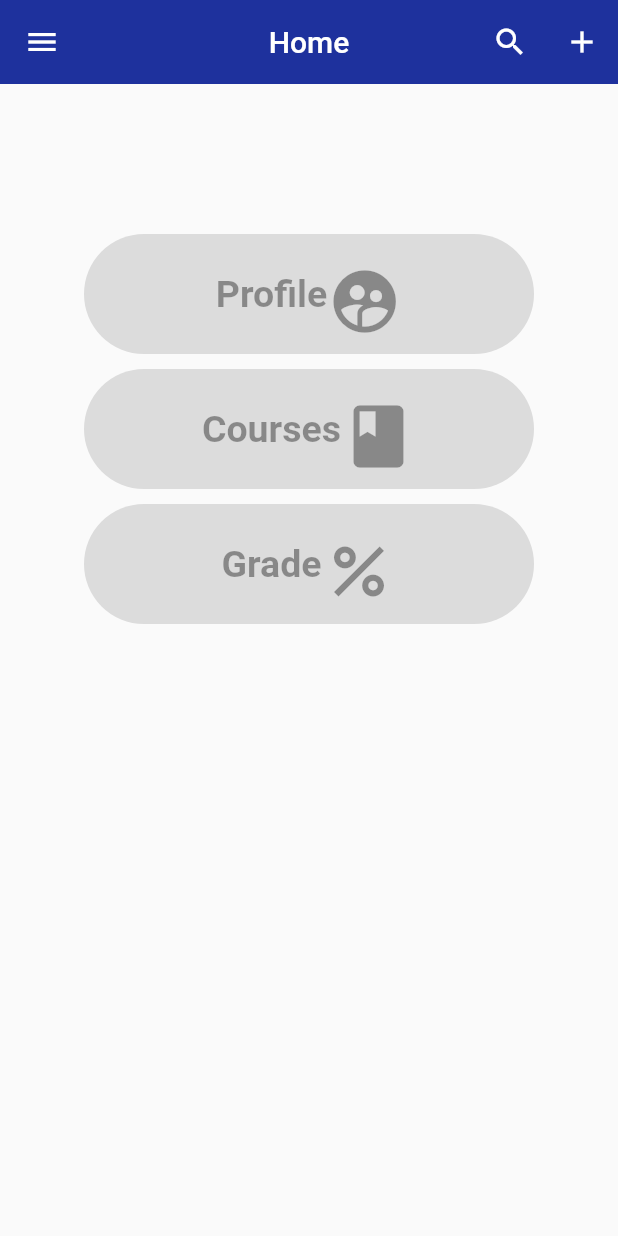
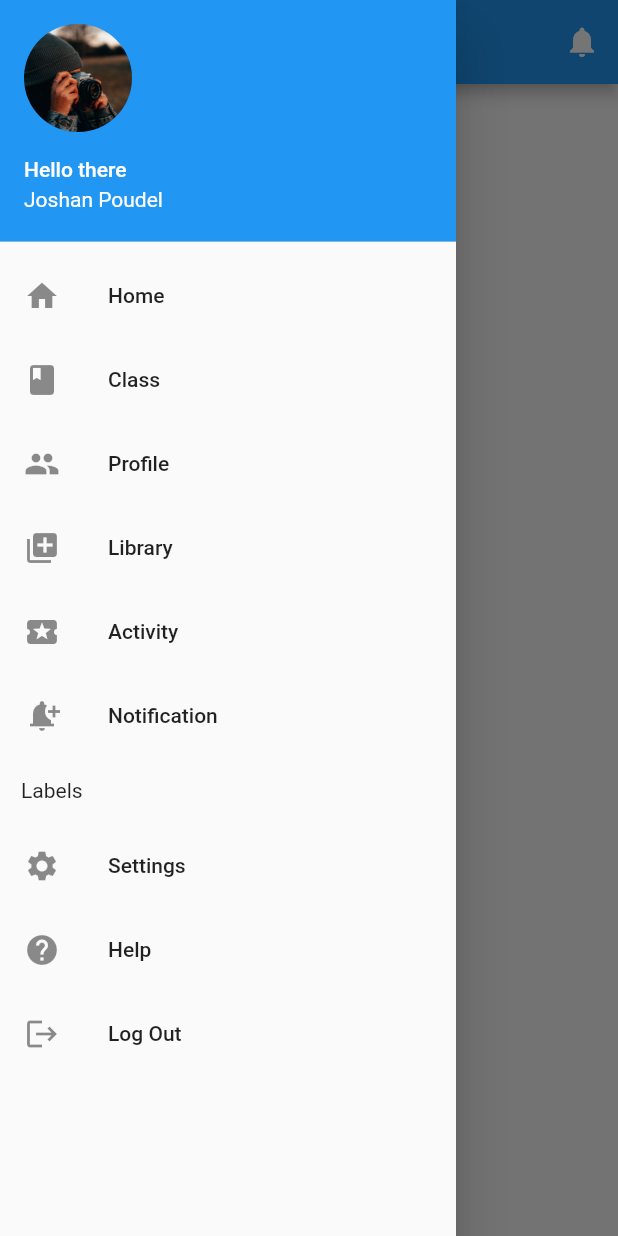
Before and after one commit to joshanpoudel/campus-connect-app, a Flutter app: the screen it shows after launch, with the side drawer open (before the commit the screen has no drawer), on a phone screen of 412 x 824 dp. Run offline on Flutter 3.47's test engine with Material 2 defaults, Android fonts, the phone set to English and light mode, and no system bars; our stand-ins replace hexcolor.

Commit message:
sidebar implementation

```diff
--- a/lib/Home.dart
+++ b/lib/Home.dart
@@ -29,8 +29,9 @@ class Home extends StatelessWidget {
                 child: Row(
                   mainAxisAlignment: MainAxisAlignment.center,
                   children: [
+
                     Text("Profile"),
-                    Icon(Icons.supervised_user_circle,  size: 50, textDirection: TextDirection.ltr),
+                    Icon(Icons.supervised_user_circle,  size: 50, textDirection: TextDirection.ltr, ),
 
 
                   ],
@@ -50,7 +51,7 @@ class Home extends StatelessWidget {
                   //onPrimary: Colors.black87,
                   //elevation: 15,
                   shadowColor: Colors.yellow,
-                  //side: BorderSide(color: Colors.black87,width: 2 ),
+                  side: BorderSide(color: Colors.black87,width: 2 ),
                   //alignment: Alignment.topleft,
                   shape: StadiumBorder()
 
@@ -78,11 +79,11 @@ class Home extends StatelessWidget {
                     padding: EdgeInsets.all(20.0),
                     fixedSize: Size(300, 80),
                     textStyle: TextStyle(fontSize: 25, fontWeight: FontWeight.bold),
-                    // primary: Colors.yellow,
-                    //onPrimary: Colors.black87,
+                   //  primary: Colors.yellow,
+                   // onPrimary: Colors.black87,
                     //elevation: 15,
-                    shadowColor: Colors.yellow,
-                    //side: BorderSide(color: Colors.black87,width: 2 ),
+                    //shadowColor: Colors.yellow,
+                    side: BorderSide(color: Colors.black87,width: 2 ),
                     //alignment: Alignment.topleft,
                     shape: StadiumBorder()
 
@@ -95,6 +96,11 @@ class Home extends StatelessWidget {
                   children: [
                     Text("Grade"),
                     Icon(Icons.percent,  size: 50, textDirection: TextDirection.ltr),
+
+
+
+
+
 
 
                   ],
@@ -114,7 +120,7 @@ class Home extends StatelessWidget {
                     //onPrimary: Colors.black87,
                     //elevation: 15,
                     shadowColor: Colors.yellow,
-                    //side: BorderSide(color: Colors.black87,width: 2 ),
+                    side: BorderSide(color: Colors.black87,width: 2 ),
                     //alignment: Alignment.topleft,
                     shape: StadiumBorder()
 
--- /dev/null
+++ b/lib/Information.dart
@@ -0,0 +1,92 @@
+import 'package:flutter/material.dart';
+class Information extends StatefulWidget {
+  const Information({Key? key}) : super(key: key);
+
+  @override
+  State<Information> createState() => _InformationState();
+}
+
+class _InformationState extends State<Information> {
+  @override
+  Widget build(BuildContext context) {
+    return Scaffold(
+      appBar: AppBar(
+
+        title: Text("Dashboard"),
+        actions: [
+          IconButton(icon: Icon(Icons.notifications), onPressed: () {},),
+
+        ],
+
+      ),
+      drawer: Drawer(
+        child: ListView(
+          children: [
+
+
+
+            UserAccountsDrawerHeader(accountName: Text("Hello there"), accountEmail: Text ("Joshan Poudel"),
+              currentAccountPicture: CircleAvatar(foregroundImage: AssetImage("images/photo.jpg"),),
+
+    ),
+
+
+            ListTile(leading: Icon(Icons.home), title: Text("Home"), onTap: () {},),
+            ListTile(leading: Icon(Icons.class_), title: Text("Class"), onTap: () {},),
+            ListTile(leading: Icon(Icons.people), title: Text("Profile"), onTap: () {},),
+            ListTile(leading: Icon(Icons.library_add), title: Text("Library"), onTap: () {},),
+            ListTile(leading: Icon(Icons.local_activity), title: Text("Activity"), onTap: () {},),
+            ListTile(leading: Icon(Icons.notification_add), title: Text("Notification"), onTap: () {},),
+            Padding(
+              padding: const EdgeInsets.all(14.0),
+              child: Text("Labels"),
+        ),
+    ListTile(leading: Icon(Icons.settings), title: Text("Settings"), onTap: () {},),
+
+    ListTile(leading: Icon(Icons.help), title: Text("Help"), onTap: () {},),
+
+    ListTile(leading: Icon(Icons.logout), title: Text("Log Out"), onTap: () {},),
+
+
+
+    ],
+        ),
+      ),
+
+
+
+      body: Container(
+        child: ListView(
+          itemExtent: 75.0,
+          children: [
+            ListTile(
+              leading: Icon(Icons.people),
+              title: Text("Student"),
+              subtitle: Text("student information"),
+
+              onTap: () {},
+            ),
+            ListTile(
+              leading: Icon(Icons.phone),
+              title: Text("contact"),
+              subtitle: Text("contact Information"),
+
+              onTap: () {},
+            ),
+            ListTile(
+              leading: Icon(Icons.location_city),
+              title: Text("location"),
+              subtitle: Text("location information"),
+
+              onTap: () {},
+            )
+          ],
+        ),
+
+
+
+      ),
+    );
+
+  }
+}
--- a/lib/main.dart
+++ b/lib/main.dart
@@ -1,5 +1,6 @@
 import 'package:flutter/material.dart';
 import 'Home.dart';
+import 'Information.dart';
 void main() => runApp(MyApp());
 class MyApp extends StatelessWidget {
   const MyApp({Key? key}) : super(key: key);
@@ -10,7 +11,7 @@ class MyApp extends StatelessWidget {
       title: 'My Flutter App',
       themeMode: ThemeMode.system,
       debugShowCheckedModeBanner: false,
-      home: Home()
+      home: Information()
     );
   }
   }
```
Also changed, not shown: lib/AppBar.dart (added), lib/menu.dart (added).
